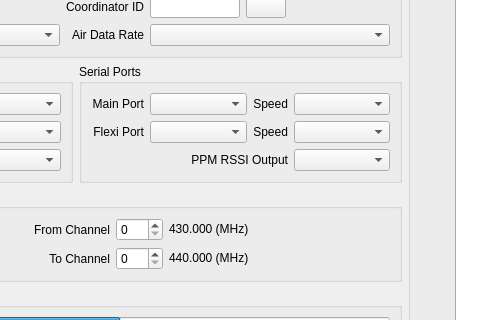
Above: ground/gcs/src/plugins/config/oplink.ui from librepilot/LibrePilot before the change; both pictures show x 273 to 753 and y 107 to 427 of the 971 by 652 pixel window. Below: the same form after it.
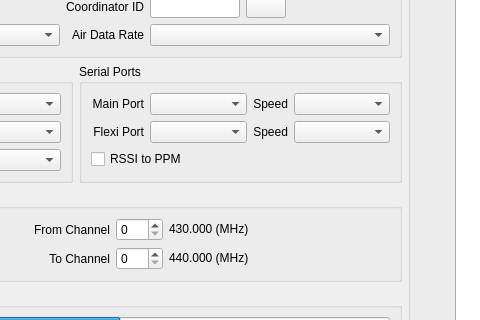
That is the form after the change. Icons and pictures are not drawn.

Commit message: LP-520 Update UI using checkbox for Rssi PPM output

```diff
--- a/ground/gcs/src/plugins/config/oplink.ui
+++ b/ground/gcs/src/plugins/config/oplink.ui
@@ -2143,16 +2143,19 @@
                     </property>
                    </widget>
                   </item>
-                  <item row="2" column="3">
-                   <widget class="QComboBox" name="PPMoutRssi"/>
-                  </item>
-                  <item row="2" column="1" colspan="2">
-                   <widget class="QLabel" name="PPMoutRssiLabel">
+                  <item row="2" column="0" colspan="4">
+                   <widget class="QCheckBox" name="PPMoutRssi">
+                    <property name="toolTip">
+                     <string>Add RSSI to the PPM output stream (Ch9)</string>
+                    </property>
+                    <property name="layoutDirection">
+                     <enum>Qt::LeftToRight</enum>
+                    </property>
                     <property name="text">
-                     <string>PPM RSSI Output</string>
+                     <string>RSSI to PPM</string>
                     </property>
-                    <property name="alignment">
-                     <set>Qt::AlignRight|Qt::AlignTrailing|Qt::AlignVCenter</set>
+                    <property name="tristate">
+                     <bool>false</bool>
                     </property>
                    </widget>
                   </item>
```
